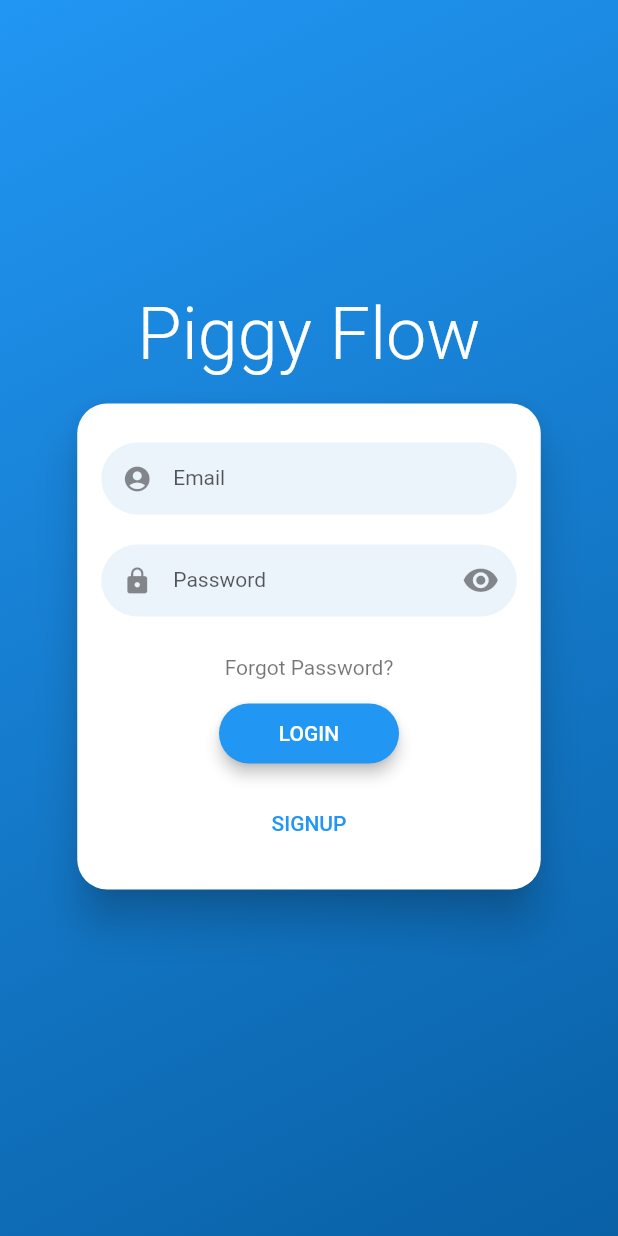
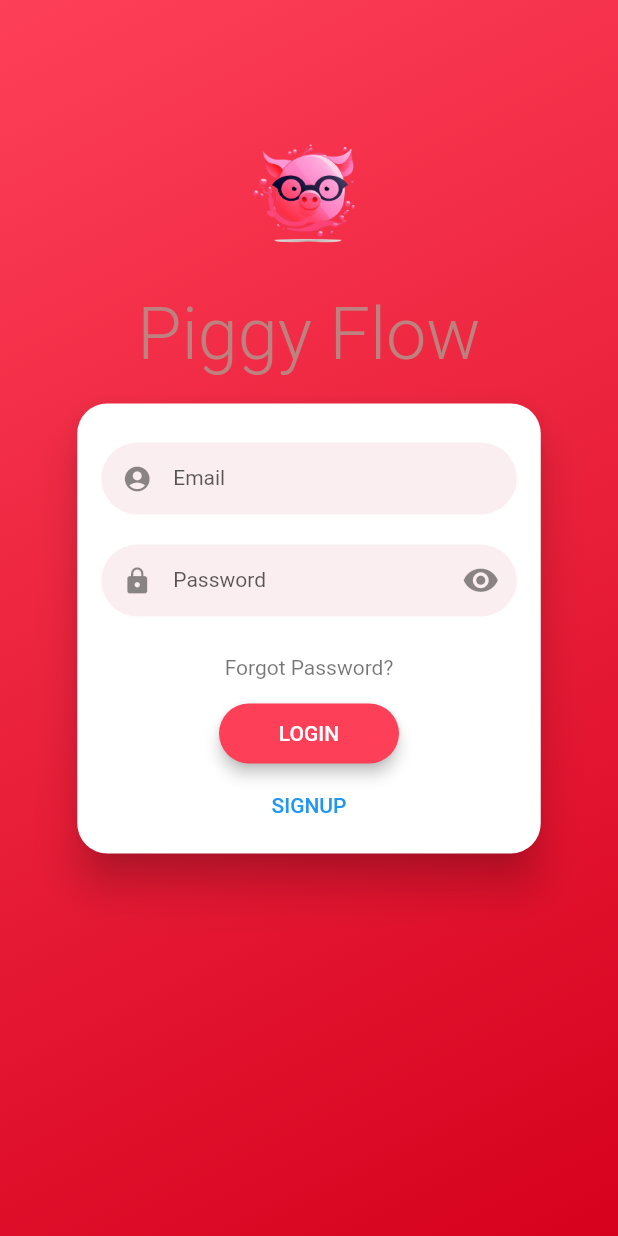
Before and after one commit to Ethirallan/piggy-flow-mobile, a Flutter app: the screen it shows after launch, on a phone screen of 412 x 824 dp. Run offline on Flutter 3.47's test engine with Material 2 defaults, Android fonts, the phone set to English and light mode, and no system bars; drawn by our look-alikes of flutter_login; our stand-ins replace cached_network_image, date_time_picker, dropdown_search, firebase_auth, firebase_core, flutter_blurhash and 8 more; accounts and stored records are empty; generated files the repository leaves out were written again; network calls fail; Roboto replaces fonts that are missing (Neue Haas Grotesk Display Pro).

Commit message:
small chanes, mostly styling

```diff
--- a/lib/app.dart
+++ b/lib/app.dart
@@ -37,44 +37,48 @@ class AppState extends ConsumerState<App> {
     return MaterialApp(
       debugShowCheckedModeBanner: false,
       theme: ThemeData(
-        fontFamily: 'Neue Haas Grotesk Display Pro',
-        buttonTheme: ButtonThemeData(
-          buttonColor: Colors.blue,
-          height: 72,
-          textTheme: ButtonTextTheme.accent,
-          colorScheme: Theme.of(context).colorScheme.copyWith(
-                primary: Colors.blue,
-                secondary: Colors.white,
-              ),
-          shape: RoundedRectangleBorder(
-            borderRadius: BorderRadius.circular(50),
+        // buttonTheme: ButtonThemeData(
+        //   buttonColor: Colors.blue,
+        //   height: 72,
+        //   textTheme: ButtonTextTheme.accent,
+        //   colorScheme: Theme.of(context).colorScheme.copyWith(
+        //         primary: Colors.blue,
+        //         secondary: Colors.white,
+        //       ),
+        //   shape: RoundedRectangleBorder(
+        //     borderRadius: BorderRadius.circular(50),
+        //   ),
+        // ),
+        // textButtonTheme: TextButtonThemeData(
+        //   style: TextButton.styleFrom(),
+        // ),
+        textTheme: Theme.of(context).textTheme.apply(
+              bodyColor: const Color(0xFF574141),
+              displayColor: const Color(0xFF574141),
+            ),
+        elevatedButtonTheme: ElevatedButtonThemeData(
+          style: ElevatedButton.styleFrom(
+            padding: const EdgeInsets.symmetric(vertical: 25, horizontal: 80),
+            shape: RoundedRectangleBorder(
+              borderRadius: BorderRadius.circular(50),
+            ),
+            // backgroundColor: Colors
           ),
         ),
-        textButtonTheme: TextButtonThemeData(
-          style: TextButton.styleFrom(),
-        ),
-        // elevatedButtonTheme: ElevatedButtonThemeData(
-        //   style: ElevatedButton.styleFrom(
-        //     padding: const EdgeInsets.symmetric(vertical: 25),
-        //     shape: RoundedRectangleBorder(
-        //       borderRadius: BorderRadius.circular(50),
-        //     ),
-        //     primary: Colors.blue,
-        //   ),
-        // ),
         outlinedButtonTheme: OutlinedButtonThemeData(
           style: OutlinedButton.styleFrom(
-            foregroundColor: Colors.blue,
             padding: const EdgeInsets.symmetric(vertical: 25),
             shape: RoundedRectangleBorder(
               borderRadius: BorderRadius.circular(50),
             ),
           ),
         ),
-        scaffoldBackgroundColor: Colors.white,
+        scaffoldBackgroundColor: const Color(0xFFFFF3F2),
         colorScheme: ColorScheme.fromSwatch(
-          primarySwatch: createMaterialColor(Colors.blue),
-        ).copyWith(secondary: Colors.white),
+          primarySwatch: createMaterialColor(const Color(0xFFFE3F58)),
+        ).copyWith(
+          secondary: const Color(0xFFBD8180),
+        ),
       ),
       builder: (context, child) {
         return HookConsumer(
--- a/lib/pages/auth/auth_page.dart
+++ b/lib/pages/auth/auth_page.dart
@@ -14,7 +14,7 @@ class AuthPage extends HookConsumerWidget {
   Duration get loginTime => const Duration(milliseconds: 2250);
   @override
   Widget build(BuildContext context, WidgetRef ref) {
-    Future<String?> _login(LoginData data) async {
+    Future<String?> login(LoginData data) async {
       try {
         await ref.read(authProvider).login(
               context,
@@ -34,7 +34,7 @@ class AuthPage extends HookConsumerWidget {
       }
     }
 
-    Future<String?> _register(SignupData data) async {
+    Future<String?> register(SignupData data) async {
       if (data.name != null || data.password == null) {
         try {
           await ref.read(authProvider).register(
@@ -69,22 +69,28 @@ class AuthPage extends HookConsumerWidget {
       return null;
     }
 
-    Future<String?> _resetPassword(String name) async {
+    Future<String?> resetPassword(String name) async {
       ref.read(authProvider).sendPasswordResetEmail(name);
       return null;
     }
 
     return FlutterLogin(
       title: 'Piggy Flow',
-      onLogin: _login,
-      onSignup: _register,
+      logo: 'assets/piggy-flow-icon.png',
+      onLogin: login,
+      onSignup: register,
       onSubmitAnimationCompleted: () {
         Navigator.of(context).pushReplacementNamed('confirm_email');
       },
-      onRecoverPassword: _resetPassword,
+      onRecoverPassword: resetPassword,
       additionalSignupFields: const [
         UserFormField(keyName: 'displayName', displayName: 'Username'),
       ],
+      theme: LoginTheme(
+        primaryColor: const Color(0xFFFE3F58),
+        switchAuthTextColor: Theme.of(context).primaryColor,
+        // pageColorLight: const Color(0xFFFFF3F2),
+      ),
     );
   }
 }
--- a/lib/pages/home/home_page.dart
+++ b/lib/pages/home/home_page.dart
@@ -91,7 +91,7 @@ class HomePage extends HookConsumerWidget {
         },
       ),
       floatingActionButton: FloatingActionButton(
-        backgroundColor: Colors.blue,
+        // backgroundColor: Colors.primaries.first,
         onPressed: () async {
           Navigator.of(context).push(
             MaterialPageRoute(
--- a/pubspec.yaml
+++ b/pubspec.yaml
@@ -102,6 +102,7 @@ flutter:
   # To add assets to your application, add an assets section, like this:
   assets:
     - .env
+    - assets/
   #   - images/a_dot_burr.jpeg
   #   - images/a_dot_ham.jpeg
 
```
Also changed, not shown: lib/pages/bill/new_bill_page.dart (+69 -22 lines), lib/pages/bill/new_bill_slide.dart (+13 -3 lines), assets/piggy-flow-icon.png (added), assets/piggy-flow.jpg (added), assets/piggy-flow.png (added).
